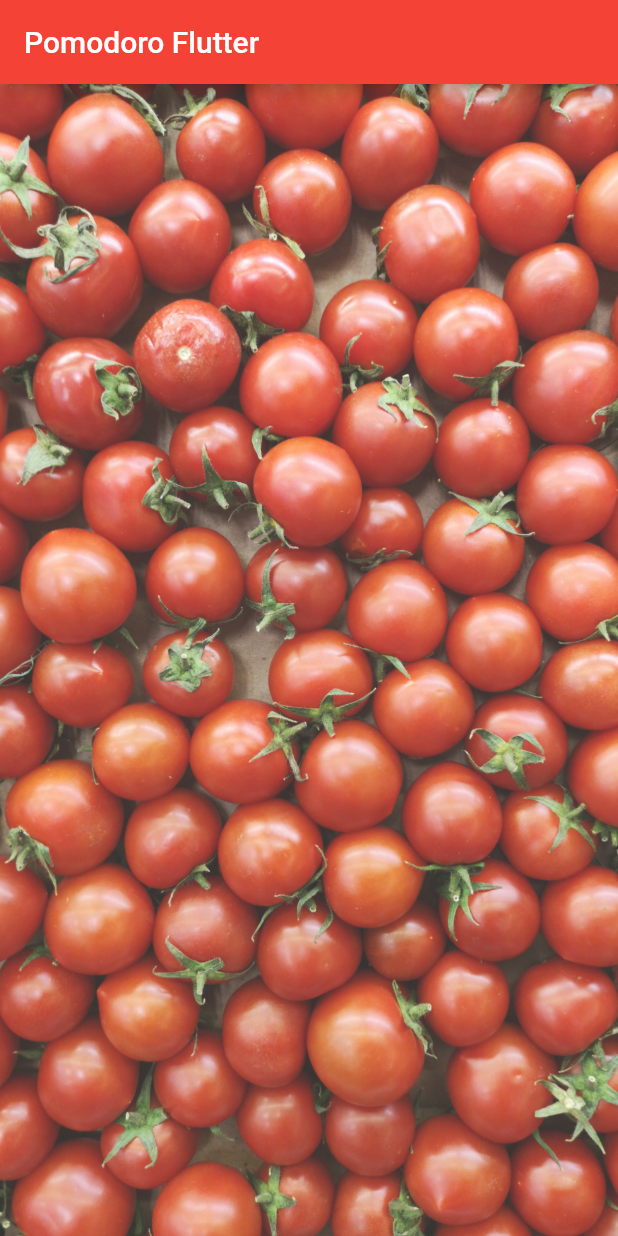
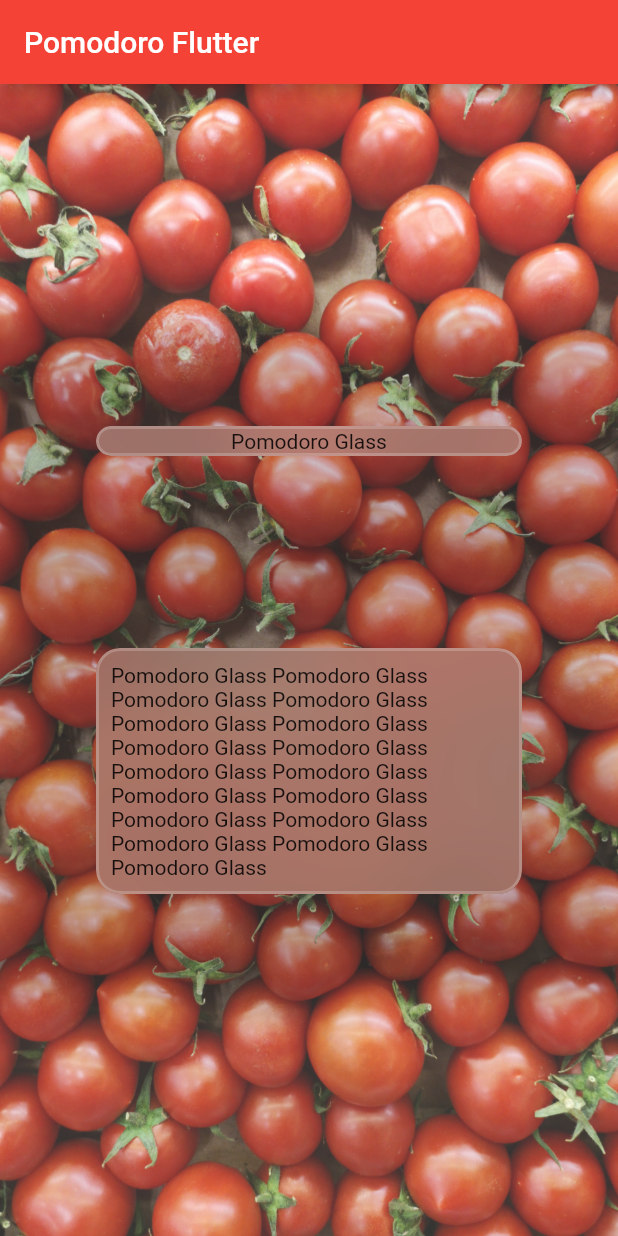
Before and after one commit to Keyband/pomodoro_flutter, a Flutter app: the screen it shows after launch, on a phone screen of 412 x 824 dp. Run offline on Flutter 3.47's test engine with Material 2 defaults, Android fonts, the phone set to English and light mode, and no system bars.

Commit message:
Finished working on GlassPanel widget (I think)

```diff
--- a/lib/main.dart
+++ b/lib/main.dart
@@ -65,16 +65,36 @@ class _MyHomePageState extends State<MyHomePage> {
           //   ),
           // )
           Center(
-            child: Column(),
+            child: Column(
+              mainAxisAlignment: MainAxisAlignment.center,
+              crossAxisAlignment: CrossAxisAlignment.start,
+              children: <Widget>[
+                GlassPanel(
+                  bExpandAndCenter: true,
+                  child: Text(
+                    'Pomodoro Glass',
+                    textAlign: TextAlign.left,
+                  ),
+                ),
+                GlassPanel(
+                  bExpandAndCenter: false,
+                  child: Text(
+                    'Pomodoro Glass Pomodoro Glass Pomodoro Glass Pomodoro Glass Pomodoro Glass Pomodoro Glass Pomodoro Glass Pomodoro Glass Pomodoro Glass Pomodoro Glass Pomodoro Glass Pomodoro Glass Pomodoro Glass Pomodoro Glass Pomodoro Glass Pomodoro Glass Pomodoro Glass ',
+                    textAlign: TextAlign.left,
+                  ),
+                )
+              ],
+            ),
           )
         ]));
   }
 }
 
 class GlassPanel extends StatelessWidget {
-  final bool bExpand;
+  final bool bExpandAndCenter;
   final Widget child;
-  GlassPanel({this.bExpand: true, this.child: const Text('Glass Panel')});
+  GlassPanel(
+      {this.bExpandAndCenter: true, this.child: const Text('Glass Panel')});
 
   @override
   Widget build(BuildContext context) {
@@ -86,7 +106,7 @@ class GlassPanel extends StatelessWidget {
             spreadRadius: 8,
             color: Colors.black.withOpacity(0.2))
       ]),
-      child: Center(
+      // child: Container(
       child: ClipRRect(
         borderRadius: BorderRadius.circular(16),
         child: BackdropFilter(
@@ -97,15 +117,14 @@ class GlassPanel extends StatelessWidget {
                   borderRadius: BorderRadius.circular(16),
                   border: Border.all(
                       width: 2, color: Colors.white.withOpacity(0.2))),
-                child: bExpand
+              child: bExpandAndCenter
                   ? Center(
                       child: child,
                     )
-                    : Padding(
-                        padding: const EdgeInsets.all(8.0), child: child)),
+                  : Padding(padding: const EdgeInsets.all(8.0), child: child)),
         ),
       ),
-      ),
+      // ),
     );
   }
 }
```
Lines whose indentation alone changed are shown as unchanged.
